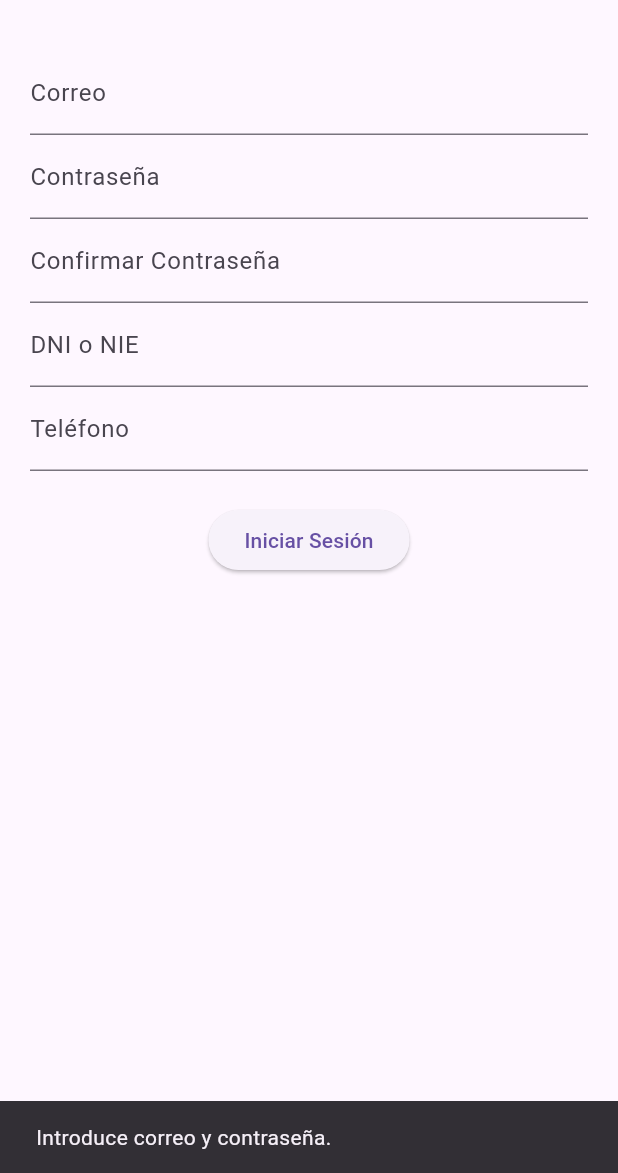
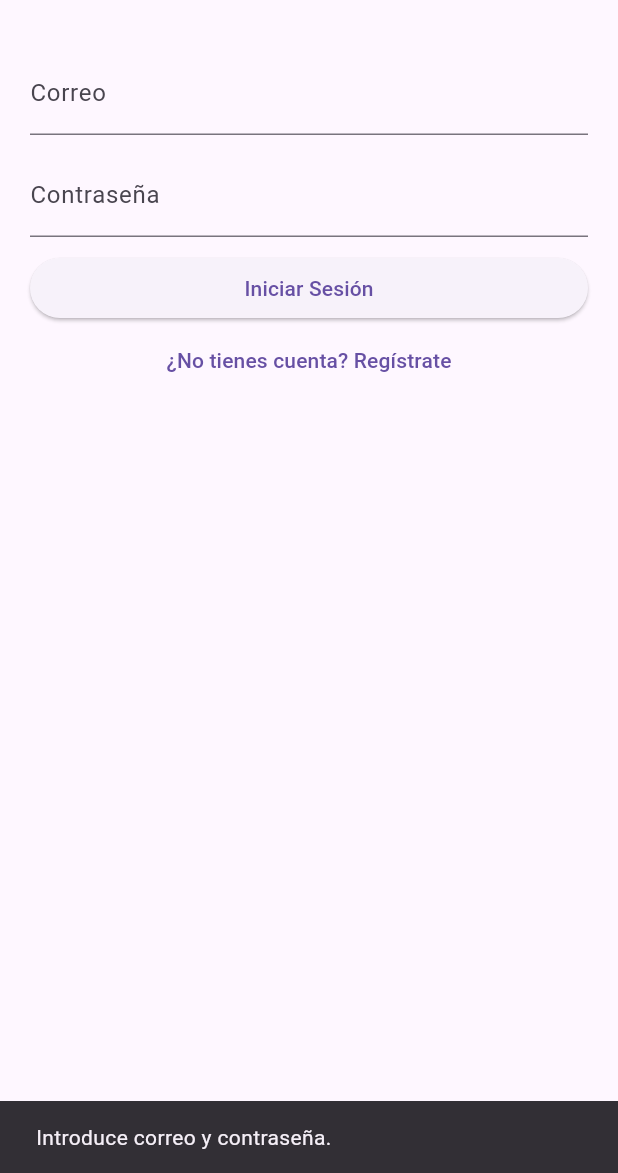
Before and after one commit to Asb74/sansebassms, a Flutter app: the screen it shows after launch, after a tap on "Iniciar Sesión", on a phone screen of 412 x 824 dp, the part 63-1236 px from its top. Run offline on Flutter 3.47's test engine with Material 3 defaults, Android fonts, the phone set to English and light mode, and no system bars; our stand-ins replace cloud_firestore, firebase_auth, firebase_core, firebase_messaging, flutter_local_notifications, permission_handler and 1 more; accounts and stored records are empty.

Commit message:
Refactor login screen auth flows

```diff
--- a/lib/login_screen.dart
+++ b/lib/login_screen.dart
@@ -1,10 +1,12 @@
 import 'dart:io';
 
-import 'package:flutter/material.dart';
 import 'package:cloud_firestore/cloud_firestore.dart';
-import 'package:shared_preferences/shared_preferences.dart';
 import 'package:firebase_auth/firebase_auth.dart';
 import 'package:firebase_messaging/firebase_messaging.dart';
+import 'package:flutter/material.dart';
+import 'package:flutter/services.dart';
+import 'package:shared_preferences/shared_preferences.dart';
+
 import 'home_screen.dart';
 import 'screens/usuario_screen.dart';
 
@@ -13,17 +15,23 @@ const String kReviewEmail = 'prueba@sansebas.es';
 const String kReviewPassword = 'kdjjs525';
 const bool kAutocreateReviewUserIfMissing = true; // crea la cuenta de review si no existe
 
-String mapAuthError(FirebaseAuthException e) {
+String mapAuthError(FirebaseAuthException e, {bool isSignIn = true}) {
   switch (e.code) {
     case 'invalid-email':
       return 'El correo no tiene un formato válido.';
     case 'user-disabled':
       return 'Esta cuenta está deshabilitada.';
     case 'user-not-found':
-      return 'No existe ninguna cuenta con ese correo.';
+      return isSignIn
+          ? 'No existe ninguna cuenta con ese correo.'
+          : 'No se encontró la cuenta.';
     case 'wrong-password':
     case 'invalid-credential':
       return 'Contraseña incorrecta.';
+    case 'email-already-in-use':
+      return 'Ya existe una cuenta con ese correo.';
+    case 'weak-password':
+      return 'La contraseña es demasiado débil.';
     case 'too-many-requests':
       return 'Demasiados intentos. Prueba más tarde.';
     case 'network-request-failed':
@@ -41,12 +49,14 @@ class LoginScreen extends StatefulWidget {
 }
 
 class _LoginScreenState extends State<LoginScreen> {
-  final TextEditingController _correoController = TextEditingController();
-  final TextEditingController _contrasenaController = TextEditingController();
-  final TextEditingController _confirmarContrasenaController = TextEditingController();
+  final GlobalKey<FormState> _formKey = GlobalKey<FormState>();
+  final TextEditingController _emailController = TextEditingController();
+  final TextEditingController _passwordController = TextEditingController();
+  final TextEditingController _confirmController = TextEditingController();
   final TextEditingController _telefonoController = TextEditingController();
   final TextEditingController _dniController = TextEditingController();
 
+  bool _isRegister = false;
   bool _loading = false;
   String? _error;
   String? _textoLPD;
@@ -59,16 +69,35 @@ class _LoginScreenState extends State<LoginScreen> {
     _cargarTextoLPD();
   }
 
+  @override
+  void dispose() {
+    _emailController.dispose();
+    _passwordController.dispose();
+    _confirmController.dispose();
+    _telefonoController.dispose();
+    _dniController.dispose();
+    super.dispose();
+  }
+
+  void _toggleMode() {
+    setState(() {
+      _isRegister = !_isRegister;
+      _error = null;
+      _tokenPendiente = false;
+      _aceptaLPD = false;
+    });
+  }
+
   Future<void> _cargarTextoLPD() async {
     try {
       final doc = await FirebaseFirestore.instance
-          .collection("LPD")
-          .doc("Login")
+          .collection('LPD')
+          .doc('Login')
           .get();
 
       if (doc.exists) {
         setState(() {
-          _textoLPD = doc.data()?["Autorizacion"] ?? "";
+          _textoLPD = doc.data()?['Autorizacion'] ?? '';
         });
       }
     } catch (_) {
@@ -122,91 +151,119 @@ class _LoginScreenState extends State<LoginScreen> {
     }
   }
 
-  Future<void> _iniciarSesion() async {
+  void _mostrarSnackBar(String mensaje) {
+    ScaffoldMessenger.of(context).showSnackBar(
+      SnackBar(content: Text(mensaje)),
+    );
+  }
+
+  Future<void> _handleSignInSuccess(String email, String password) async {
+    try {
+      final prefs = await SharedPreferences.getInstance();
+      final query = await FirebaseFirestore.instance
+          .collection('UsuariosAutorizados')
+          .where('correo', isEqualTo: email)
+          .where('Contraseña', isEqualTo: password)
+          .limit(1)
+          .get();
+
+      if (query.docs.isNotEmpty) {
+        final data = query.docs.first.data();
+        final permitido = data['Valor'] == true;
+        final rol = (data['Rol'] ?? 'User').toString().toLowerCase();
+
+        if (!permitido) {
+          if (!mounted) return;
+          setState(() {
+            _error =
+                '⛔ Tu cuenta aún no está autorizada. Contacta con el administrador.';
+            _loading = false;
+          });
+          return;
+        }
+
+        await prefs.setString('correo', email);
+        await prefs.setString('contrasena', password);
+
+        if (!mounted) return;
+        setState(() {
+          _loading = false;
+          _error = null;
+        });
+        _irAPantallaUsuario(rol);
+      } else {
+        if (!mounted) return;
+        setState(() {
+          _loading = false;
+          _error =
+              '⚠️ No se encontró la cuenta autorizada. Contacta con el administrador.';
+        });
+      }
+    } catch (e) {
+      if (!mounted) return;
+      setState(() {
+        _loading = false;
+        _error = '❌ Error: ${e.toString()}';
+      });
+    }
+  }
+
+  void _irAPantallaUsuario(String rol) {
+    if (!mounted) return;
+    final Widget destino =
+        rol == 'admin' ? const HomeScreen() : const UsuarioScreen();
+    Navigator.pushReplacement(
+      context,
+      MaterialPageRoute(builder: (_) => destino),
+    );
+  }
+
+  Future<void> _enviar() async {
+    FocusScope.of(context).unfocus();
     setState(() {
       _loading = true;
       _error = null;
     });
 
-    final correo = _correoController.text.trim();
-    final contrasena = _contrasenaController.text;
-    final confirmarContrasena = _confirmarContrasenaController.text.trim();
+    final email = _emailController.text.trim();
+    final password = _passwordController.text;
+
+    if (email.isEmpty || password.isEmpty) {
+      _mostrarSnackBar('Introduce correo y contraseña.');
+      setState(() => _loading = false);
+      return;
+    }
+
+    if (_isRegister) {
+      final confirm = _confirmController.text;
+
+      if (!(_formKey.currentState?.validate() ?? false)) {
+        setState(() => _loading = false);
+        return;
+      }
+
+      if (password != confirm) {
+        _mostrarSnackBar('Las contraseñas no coinciden');
+        setState(() => _loading = false);
+        return;
+      }
+
+      if (password.length < 6) {
+        _mostrarSnackBar(
+            'La contraseña debe tener al menos 6 caracteres');
+        setState(() => _loading = false);
+        return;
+      }
+
       final telefono = _telefonoController.text.trim();
       final dni = _dniController.text.trim().toUpperCase();
 
-    if (correo.isEmpty || contrasena.isEmpty) {
-      if (!mounted) return;
-      setState(() => _loading = false);
-      ScaffoldMessenger.of(context).showSnackBar(
-        const SnackBar(content: Text('Introduce correo y contraseña.')),
-      );
-      return;
-    }
-
-    final isReviewCandidate = kReviewBypassEnabled &&
-        correo.toLowerCase() == kReviewEmail &&
-        contrasena == kReviewPassword;
-
-    try {
-      await FirebaseAuth.instance.signInWithEmailAndPassword(
-        email: correo,
-        password: contrasena,
-      );
-    } on FirebaseAuthException catch (e) {
-      if (isReviewCandidate &&
-          e.code == 'user-not-found' &&
-          kAutocreateReviewUserIfMissing) {
-        try {
-          await FirebaseAuth.instance.createUserWithEmailAndPassword(
-            email: correo,
-            password: contrasena,
-          );
-        } on FirebaseAuthException catch (e2) {
-          if (!mounted) return;
-          setState(() => _loading = false);
-          ScaffoldMessenger.of(context)
-              .showSnackBar(SnackBar(content: Text(mapAuthError(e2))));
-          return;
-        }
-      } else {
-        if (!mounted) return;
-        setState(() => _loading = false);
-        ScaffoldMessenger.of(context)
-            .showSnackBar(SnackBar(content: Text(mapAuthError(e))));
-        return;
-      }
-    } catch (_) {
-      if (!mounted) return;
-      setState(() => _loading = false);
-      ScaffoldMessenger.of(context).showSnackBar(
-        const SnackBar(content: Text('Error inesperado.')),
-      );
-      return;
-    }
-
-    if (isReviewCandidate) {
-      if (!mounted) return;
-      setState(() => _loading = false);
-      Navigator.of(context).pushReplacement(
-        MaterialPageRoute(builder: (_) => const UsuarioScreen()),
-      );
-      return;
-    }
-
-    final prefs = await SharedPreferences.getInstance();
-    final yaRegistrado = prefs.getBool("registroRealizado") ?? false;
-
-    if (telefono.isEmpty || telefono.length < 9 || !RegExp(r'^\d+$').hasMatch(telefono)) {
+      if (telefono.isEmpty ||
+          telefono.length < 9 ||
+          !RegExp(r'^\d+$').hasMatch(telefono)) {
         setState(() {
-        _error = "📵 Introduce un número de teléfono válido (mínimo 9 dígitos, solo números).";
-        _loading = false;
-      });
-      return;
-    }
-
-    if (contrasena != confirmarContrasena) {
-      setState(() {
-        _error = "🔐 Las contraseñas no coinciden.";
+          _error =
+              '📵 Introduce un número de teléfono válido (mínimo 9 dígitos, solo números).';
           _loading = false;
         });
         return;
@@ -214,7 +271,7 @@ class _LoginScreenState extends State<LoginScreen> {
 
       if (!esDniValido(dni)) {
         setState(() {
-        _error = "🆔 DNI inválido. Revisa que esté bien escrito.";
+          _error = '🆔 DNI inválido. Revisa que esté bien escrito.';
           _loading = false;
         });
         return;
@@ -222,7 +279,8 @@ class _LoginScreenState extends State<LoginScreen> {
 
       if (!_aceptaLPD) {
         setState(() {
-        _error = "☑️ Debes aceptar la política de notificaciones para continuar.";
+          _error =
+              '☑️ Debes aceptar la política de notificaciones para continuar.';
           _loading = false;
         });
         return;
@@ -230,18 +288,19 @@ class _LoginScreenState extends State<LoginScreen> {
 
       try {
         final snapshot = await FirebaseFirestore.instance
-          .collection("UsuariosAutorizados")
+            .collection('UsuariosAutorizados')
             .get();
 
         final yaExisteTelefono = snapshot.docs.any((doc) {
           final data = doc.data();
-        final t = data["Telefono"];
-        return t != null && t == telefono && data["correo"] != correo;
+          final t = data['Telefono'];
+          return t != null && t == telefono && data['correo'] != email;
         });
 
         if (yaExisteTelefono) {
           setState(() {
-          _error = "⚠️ Este teléfono ya está registrado con otra cuenta. Contacta con el administrador.";
+            _error =
+                '⚠️ Este teléfono ya está registrado con otra cuenta. Contacta con el administrador.';
             _loading = false;
           });
           return;
@@ -249,139 +308,181 @@ class _LoginScreenState extends State<LoginScreen> {
 
         final yaExisteDni = snapshot.docs.any((doc) {
           final data = doc.data();
-        final d = (data["Dni"] ?? "").toString().toUpperCase();
-        return d == dni && data["correo"] != correo;
+          final d = (data['Dni'] ?? '').toString().toUpperCase();
+          return d == dni && data['correo'] != email;
         });
 
         if (yaExisteDni) {
           setState(() {
-          _error = "⚠️ Este DNI ya está registrado. Contacta con el administrador.";
+            _error =
+                '⚠️ Este DNI ya está registrado. Contacta con el administrador.';
             _loading = false;
           });
           return;
         }
 
-      final query = await FirebaseFirestore.instance
-          .collection("UsuariosAutorizados")
-          .where("correo", isEqualTo: correo)
-          .where("Contraseña", isEqualTo: contrasena)
-          .get();
+        final prefs = await SharedPreferences.getInstance();
+        final cred = await FirebaseAuth.instance
+            .createUserWithEmailAndPassword(email: email, password: password);
 
-      if (query.docs.isNotEmpty) {
-        final doc = query.docs.first;
-        final data = doc.data();
-
-        final permitido = data["Valor"] == true;
-        final rol = (data["Rol"] ?? "User").toString().toLowerCase();
-
-        if (!permitido) {
-          setState(() {
-            _error = "⛔ Tu cuenta aún no está autorizada. Contacta con el administrador.";
-            _loading = false;
-          });
-          return;
-        }
-
-        await prefs.setString("correo", correo);
-        await prefs.setString("contrasena", contrasena);
-
-        if (mounted) {
-          if (rol == "admin") {
-            Navigator.pushReplacement(
-              context,
-              MaterialPageRoute(builder: (_) => const HomeScreen()),
-            );
-          } else {
-            Navigator.pushReplacement(
-              context,
-              MaterialPageRoute(builder: (_) => const UsuarioScreen()),
-            );
-          }
-        }
-      } else {
-        if (yaRegistrado) {
-          setState(() {
-            _error = "⚠️ Ya se ha creado una cuenta desde este dispositivo. Contacta con el administrador.";
-            _loading = false;
-          });
-          return;
-        }
-
-        final newCred = await FirebaseAuth.instance.createUserWithEmailAndPassword(
-          email: correo,
-          password: contrasena,
-        );
-
-        final uid = newCred.user!.uid;
+        final uid = cred.user!.uid;
         final fcmToken = await _obtenerTokenFcm();
         final tokenPendiente = fcmToken == null;
 
         await FirebaseFirestore.instance
-            .collection("UsuariosAutorizados")
+            .collection('UsuariosAutorizados')
             .doc(uid)
             .set({
-          "correo": correo,
-          "Contraseña": contrasena,
-          "Rol": "User",
-          "Valor": false,
-          "Telefono": telefono,
-          "Mensaje": false,
-          "Dni": dni,
-          "fcmToken": fcmToken ?? "",
-          "tokenPendiente": tokenPendiente,
+          'correo': email,
+          'Contraseña': password,
+          'Rol': 'User',
+          'Valor': false,
+          'Telefono': telefono,
+          'Mensaje': false,
+          'Dni': dni,
+          'fcmToken': fcmToken ?? '',
+          'tokenPendiente': tokenPendiente,
         });
 
-        await prefs.setBool("registroRealizado", true);
+        await prefs.setString('correo', email);
+        await prefs.setString('contrasena', password);
+        await prefs.setBool('registroRealizado', true);
 
+        if (!mounted) return;
         setState(() {
           _tokenPendiente = tokenPendiente;
           _error = tokenPendiente
-              ? "✅ Cuenta registrada, pero no recibirás notificaciones hasta habilitar los permisos y actualizar el token."
-              : "✅ Cuenta registrada. Espera la autorización del administrador.";
+              ? '✅ Cuenta registrada, pero no recibirás notificaciones hasta habilitar los permisos y actualizar el token.'
+              : '✅ Cuenta registrada. Espera la autorización del administrador.';
+          _loading = false;
+        });
+      } on FirebaseAuthException catch (e) {
+        if (!mounted) return;
+        setState(() => _loading = false);
+        _mostrarSnackBar(mapAuthError(e, isSignIn: false));
+      } catch (e) {
+        if (!mounted) return;
+        setState(() {
+          _error = '❌ Error: ${e.toString()}';
+          _loading = false;
         });
       }
-    } catch (e) {
-      setState(() => _error = "❌ Error: ${e.toString()}");
+      return;
     }
 
+    final isReviewCandidate = kReviewBypassEnabled &&
+        email.toLowerCase() == kReviewEmail &&
+        password == kReviewPassword;
+
+    try {
+      await FirebaseAuth.instance
+          .signInWithEmailAndPassword(email: email, password: password);
+
+      if (isReviewCandidate) {
+        if (!mounted) return;
         setState(() => _loading = false);
+        _irAPantallaUsuario('user');
+        return;
+      }
+
+      await _handleSignInSuccess(email, password);
+    } on FirebaseAuthException catch (e) {
+      if (isReviewCandidate &&
+          e.code == 'user-not-found' &&
+          kAutocreateReviewUserIfMissing) {
+        try {
+          await FirebaseAuth.instance.createUserWithEmailAndPassword(
+            email: email,
+            password: password,
+          );
+          if (!mounted) return;
+          setState(() => _loading = false);
+          _irAPantallaUsuario('user');
+        } on FirebaseAuthException catch (e2) {
+          if (!mounted) return;
+          setState(() => _loading = false);
+          _mostrarSnackBar(mapAuthError(e2, isSignIn: false));
+        }
+        return;
+      }
+
+      if (!mounted) return;
+      setState(() => _loading = false);
+      _mostrarSnackBar(mapAuthError(e, isSignIn: true));
+    } catch (_) {
+      if (!mounted) return;
+      setState(() => _loading = false);
+      _mostrarSnackBar('Error inesperado.');
+    }
   }
 
   @override
   Widget build(BuildContext context) {
+    final titulo =
+        _isRegister ? 'SansebasSms - Registro' : 'SansebasSms - Iniciar Sesión';
     return Scaffold(
-      appBar: AppBar(title: const Text("SansebasSms - Iniciar Sesión")),
+      appBar: AppBar(title: Text(titulo)),
       body: Padding(
         padding: const EdgeInsets.all(20),
         child: SingleChildScrollView(
+          child: Form(
+            key: _formKey,
             child: Column(
+              crossAxisAlignment: CrossAxisAlignment.stretch,
               children: [
-              TextField(
-                controller: _correoController,
+                TextFormField(
+                  controller: _emailController,
                   keyboardType: TextInputType.emailAddress,
+                  autofillHints: const [AutofillHints.username],
                   autocorrect: false,
-                decoration: const InputDecoration(labelText: "Correo"),
+                  enableSuggestions: false,
+                  inputFormatters: [
+                    FilteringTextInputFormatter.deny(RegExp(r'\s')),
+                  ],
+                  decoration: const InputDecoration(labelText: 'Correo'),
                 ),
-              TextField(
-                controller: _contrasenaController,
+                const SizedBox(height: 12),
+                TextFormField(
+                  controller: _passwordController,
                   obscureText: true,
+                  enableSuggestions: false,
                   autocorrect: false,
-                decoration: const InputDecoration(labelText: "Contraseña"),
+                  decoration: const InputDecoration(labelText: 'Contraseña'),
                 ),
-              TextField(
-                controller: _confirmarContrasenaController,
+                if (_isRegister) ...[
+                  const SizedBox(height: 12),
+                  TextFormField(
+                    controller: _confirmController,
                     obscureText: true,
+                    enableSuggestions: false,
                     autocorrect: false,
-                decoration: const InputDecoration(labelText: "Confirmar Contraseña"),
+                    decoration: const InputDecoration(
+                        labelText: 'Confirmar Contraseña'),
+                    validator: (v) {
+                      final p = _passwordController.text;
+                      if ((v ?? '').isEmpty) {
+                        return 'Confirma la contraseña';
+                      }
+                      if (v != p) {
+                        return 'Las contraseñas no coinciden';
+                      }
+                      if (p.length < 6) {
+                        return 'La contraseña debe tener al menos 6 caracteres';
+                      }
+                      return null;
+                    },
                   ),
-              TextField(
+                  const SizedBox(height: 12),
+                  TextFormField(
                     controller: _dniController,
-                decoration: const InputDecoration(labelText: "DNI o NIE"),
+                    decoration: const InputDecoration(labelText: 'DNI o NIE'),
                   ),
-              TextField(
+                  const SizedBox(height: 12),
+                  TextFormField(
                     controller: _telefonoController,
                     keyboardType: TextInputType.phone,
-                decoration: const InputDecoration(labelText: "Teléfono"),
+                    decoration:
+                        const InputDecoration(labelText: 'Teléfono'),
                   ),
                   const SizedBox(height: 12),
                   if (_textoLPD != null && _textoLPD!.isNotEmpty) ...[
@@ -402,19 +503,26 @@ class _LoginScreenState extends State<LoginScreen> {
                         ),
                         const Expanded(
                           child: Text(
-                        "He leído y acepto la política de notificaciones.",
+                            'He leído y acepto la política de notificaciones.',
                             style: TextStyle(fontSize: 12),
                           ),
                         ),
                       ],
                     ),
                   ],
+                ],
                 const SizedBox(height: 10),
                 ElevatedButton(
-                onPressed: _loading ? null : _iniciarSesion,
+                  onPressed: _loading ? null : _enviar,
                   child: _loading
                       ? const CircularProgressIndicator()
-                    : const Text("Iniciar Sesión"),
+                      : Text(_isRegister ? 'Registrarse' : 'Iniciar Sesión'),
+                ),
+                TextButton(
+                  onPressed: _loading ? null : _toggleMode,
+                  child: Text(_isRegister
+                      ? '¿Ya tienes cuenta? Inicia sesión'
+                      : '¿No tienes cuenta? Regístrate'),
                 ),
                 if (_error != null) ...[
                   const SizedBox(height: 20),
@@ -425,14 +533,16 @@ class _LoginScreenState extends State<LoginScreen> {
                   ),
                   if (_tokenPendiente)
                     TextButton(
-                    onPressed: () => Navigator.pushNamed(context, '/actualizar-token'),
-                    child: const Text("Actualizar token"),
+                      onPressed: () =>
+                          Navigator.pushNamed(context, '/actualizar-token'),
+                      child: const Text('Actualizar token'),
                     ),
                 ]
               ],
             ),
           ),
         ),
+      ),
     );
   }
 }
```
Lines whose indentation alone changed are shown as unchanged.
